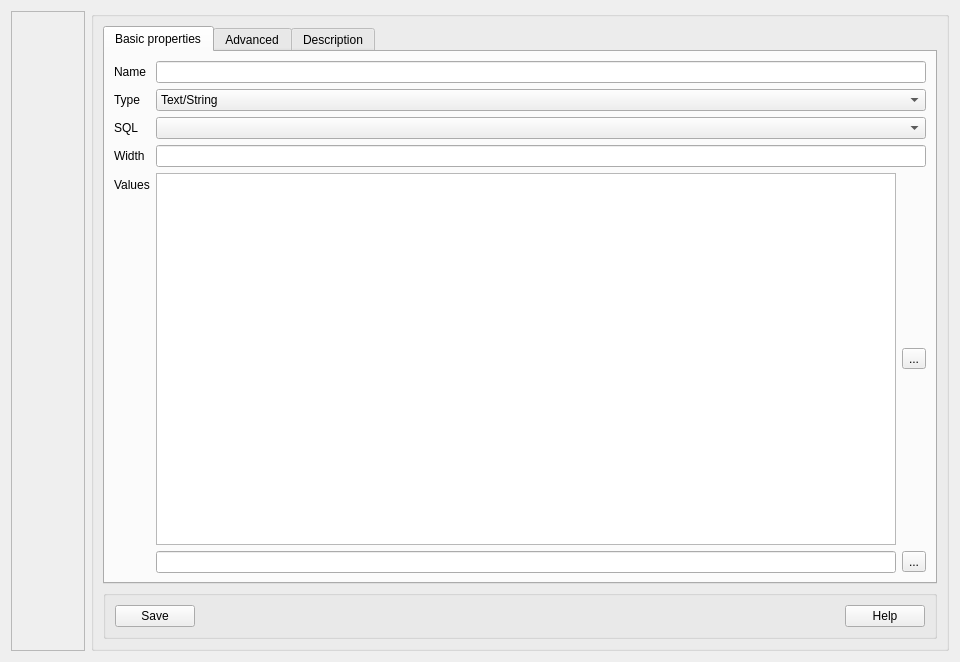
First picture: the form in NewDataTypeForm.ui, repository fritzone/ddm, before the edit.
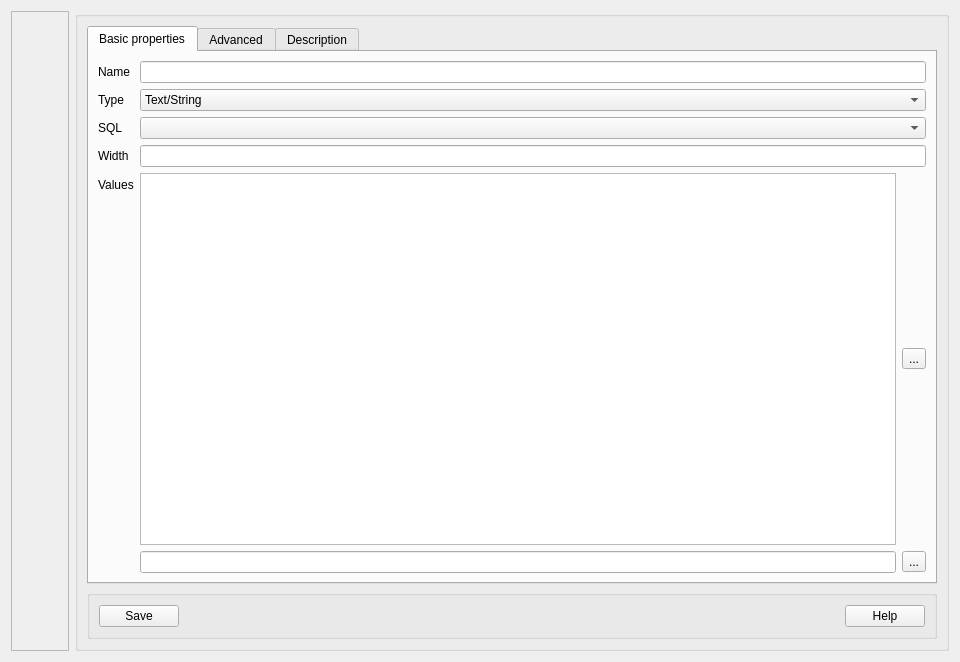
Second picture: the form after the edit. Icons and pictures are not drawn.

Diff of the .ui file:
```diff
--- a/NewDataTypeForm.ui
+++ b/NewDataTypeForm.ui
@@ -45,8 +45,8 @@
         </property>
         <property name="iconSize">
          <size>
-          <width>64</width>
-          <height>64</height>
+          <width>48</width>
+          <height>48</height>
          </size>
         </property>
         <property name="checkable">
```
Left out of the diff: 19 changed lines with no effect on the pictures.
